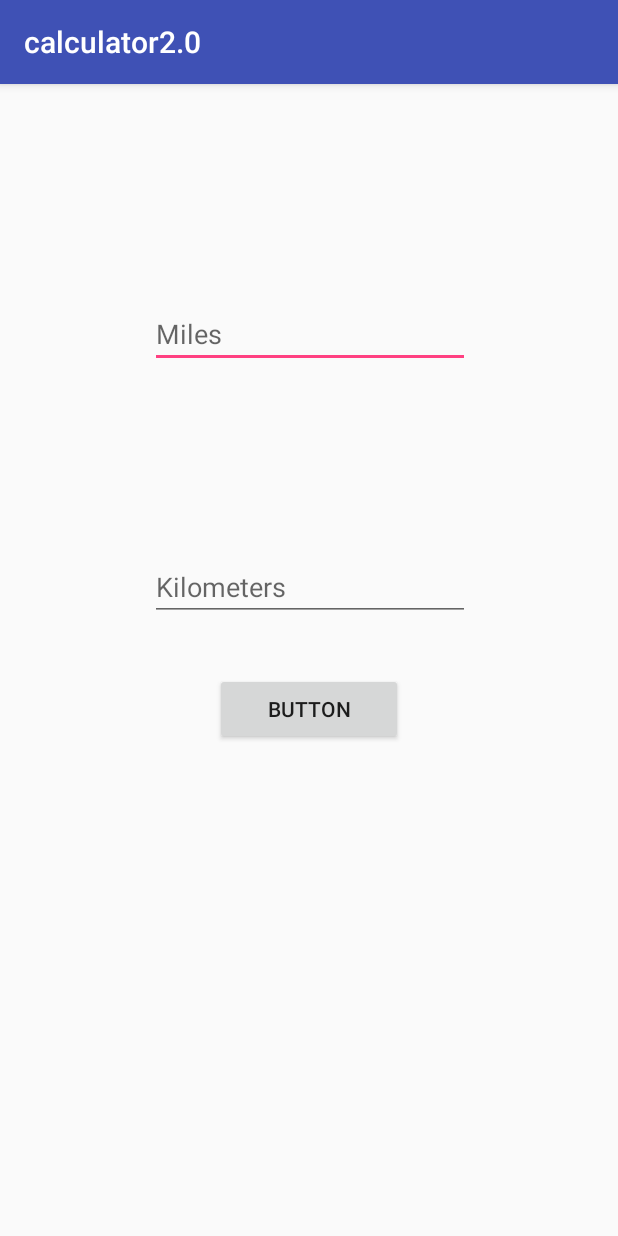
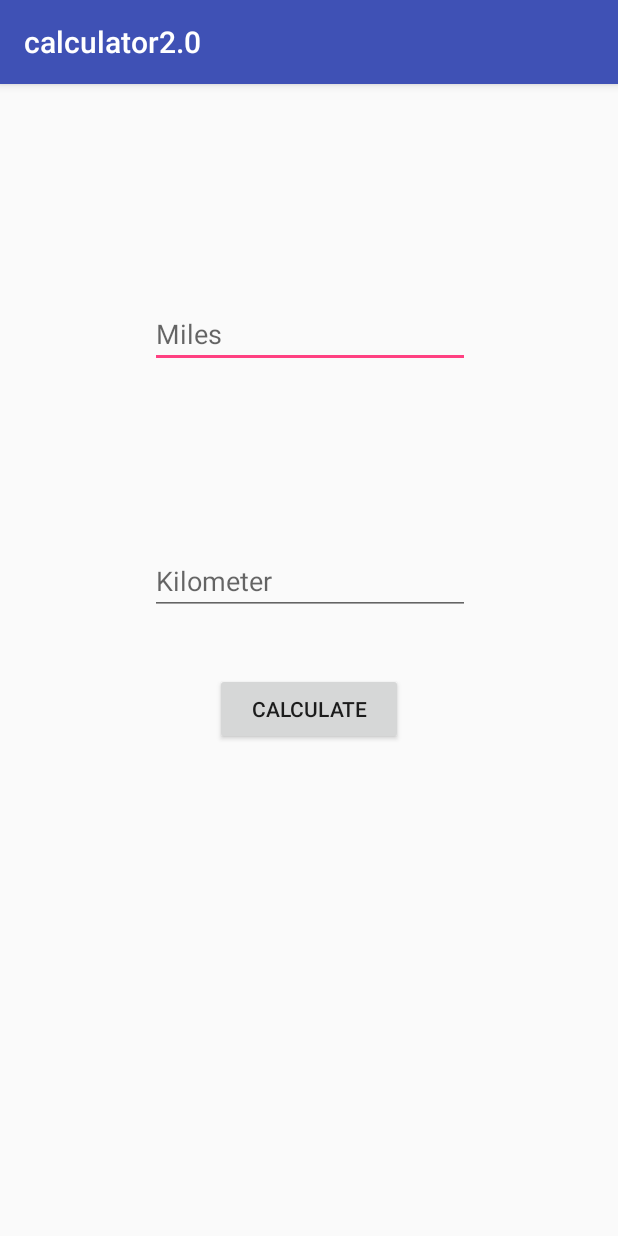
Before and after one commit to sherretten/Converter.1, an Android app: the Length screen opened directly, with no data from a screen before it, on a phone screen of 412 x 824 dp. Run offline under Robolectric (Android 15) with nearby library versions, the phone set to English and light mode, and no system bars.

```diff
--- a/app/build.gradle
+++ b/app/build.gradle
@@ -25,4 +25,5 @@ dependencies {
     testImplementation 'junit:junit:4.12'
     androidTestImplementation 'com.android.support.test:runner:1.0.2'
     androidTestImplementation 'com.android.support.test.espresso:espresso-core:3.0.2'
+    implementation 'com.android.support:recyclerview-v7:28.0.0-beta01'
 }
--- a/app/src/main/res/layout/activity_binary.xml
+++ b/app/src/main/res/layout/activity_binary.xml
@@ -7,7 +7,7 @@
     tools:context=".Binary">
 
     <EditText
-        android:id="@+id/editText"
+        android:id="@+id/Binary_ET"
         android:layout_width="wrap_content"
         android:layout_height="wrap_content"
         android:layout_marginBottom="8dp"
--- a/app/src/main/res/layout/length.xml
+++ b/app/src/main/res/layout/length.xml
@@ -7,7 +7,7 @@
     tools:context=".Length">
 
     <EditText
-        android:id="@+id/editText"
+        android:id="@+id/MilesET"
         android:layout_width="wrap_content"
         android:layout_height="wrap_content"
         android:layout_marginBottom="8dp"
@@ -17,7 +17,7 @@
         android:layout_marginStart="8dp"
         android:layout_marginTop="108dp"
         android:ems="10"
-        android:hint="Miles"
+        android:hint="@string/Miles"
         android:inputType="number"
         app:layout_constraintBottom_toBottomOf="parent"
         app:layout_constraintEnd_toEndOf="parent"
@@ -27,7 +27,7 @@
         app:layout_constraintVertical_bias="0.059" />
 
     <EditText
-        android:id="@+id/editText2"
+        android:id="@+id/KilometersET"
         android:layout_width="wrap_content"
         android:layout_height="wrap_content"
         android:layout_marginBottom="8dp"
@@ -37,17 +37,17 @@
         android:layout_marginStart="8dp"
         android:layout_marginTop="8dp"
         android:ems="10"
-        android:hint="Kilometers"
+        android:hint="@string/Kilometers"
         android:inputType="number"
         app:layout_constraintBottom_toBottomOf="parent"
         app:layout_constraintEnd_toEndOf="parent"
         app:layout_constraintHorizontal_bias="0.503"
         app:layout_constraintStart_toStartOf="parent"
         app:layout_constraintTop_toTopOf="parent"
-        app:layout_constraintVertical_bias="0.431" />
+        app:layout_constraintVertical_bias="0.425" />
 
     <TextView
-        android:id="@+id/textView"
+        android:id="@+id/Kilometers_TV"
         android:layout_width="202dp"
         android:layout_height="53dp"
         android:layout_marginBottom="8dp"
@@ -62,10 +62,10 @@
         app:layout_constraintHorizontal_bias="0.493"
         app:layout_constraintStart_toStartOf="parent"
         app:layout_constraintTop_toTopOf="parent"
-        app:layout_constraintVertical_bias="0.668" />
+        app:layout_constraintVertical_bias="0.825" />
 
     <TextView
-        android:id="@+id/textView3"
+        android:id="@+id/Miles_TV"
         android:layout_width="202dp"
         android:layout_height="53dp"
         android:layout_marginBottom="8dp"
@@ -79,10 +79,10 @@
         app:layout_constraintEnd_toEndOf="parent"
         app:layout_constraintStart_toStartOf="parent"
         app:layout_constraintTop_toTopOf="parent"
-        app:layout_constraintVertical_bias="0.812" />
+        app:layout_constraintVertical_bias="0.686" />
 
     <Button
-        android:id="@+id/button"
+        android:id="@+id/Calculate"
         android:layout_width="125dp"
         android:layout_height="wrap_content"
         android:layout_marginBottom="8dp"
@@ -91,12 +91,10 @@
         android:layout_marginRight="8dp"
         android:layout_marginStart="8dp"
         android:layout_marginTop="8dp"
-        android:text="Button"
+        android:text="@string/Calculate"
         app:layout_constraintBottom_toBottomOf="parent"
         app:layout_constraintEnd_toEndOf="parent"
         app:layout_constraintStart_toStartOf="parent"
         app:layout_constraintTop_toTopOf="parent"
-        app:layout_constraintVertical_bias="0.546"
-        tools:text="@string/Calculate" />
-
+        app:layout_constraintVertical_bias="0.546" />
 </android.support.constraint.ConstraintLayout>
--- a/app/src/main/res/values/strings.xml
+++ b/app/src/main/res/values/strings.xml
@@ -4,7 +4,11 @@
     <string name="conversion_type">Conversion Options</string>
     <string name="Binary">Binary</string>
     <string name="Hex_Decimal">Hex</string>
-    <string name="Weight">Weight</string>
+    <string name="Weight">Mass</string>
     <string name="Length">Length</string>
     <string name="Calculate">Calculate</string>
+    <string name="Kilometers">Kilometer</string>
+    <string name="Miles">Miles</string>
+    <string name="appwidget_text">EXAMPLE</string>
+    <string name="add_widget">Add widget</string>
 </resources>
```
Also changed, not shown: app/src/main/AndroidManifest.xml (+11 -1 lines), app/src/main/java/com/example/becca/calculator20/Binary.java (+5 -5 lines), app/src/main/java/com/example/becca/calculator20/Length.java (+21 -6 lines), app/src/main/java/com/example/becca/calculator20/NewAppWidget.java (added, +42 -0 lines), app/src/main/res/layout/main.xml (+18 -0 lines), app/src/main/res/layout/new_app_widget.xml (added, +21 -0 lines), app/src/main/res/values-v14/dimens.xml (added, +10 -0 lines), app/src/main/res/values/dimens.xml (added, +10 -0 lines), app/src/main/res/xml/new_app_widget_info.xml (added, +10 -0 lines), app/src/main/res/drawable-nodpi/example_appwidget_preview.png (added).
